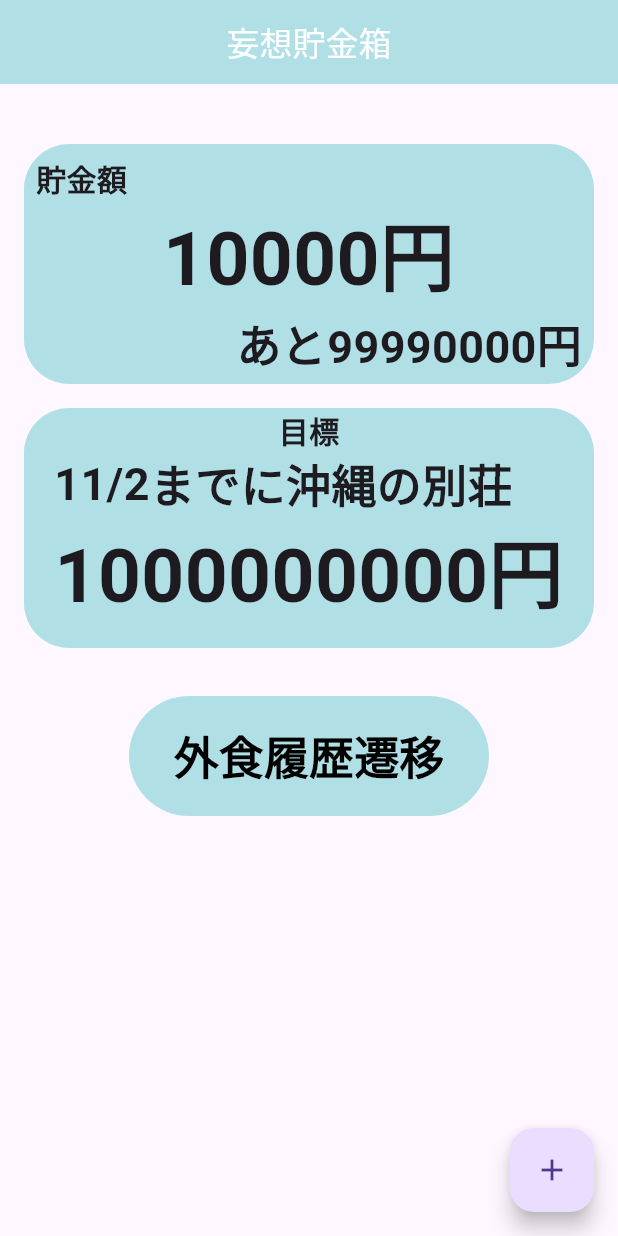
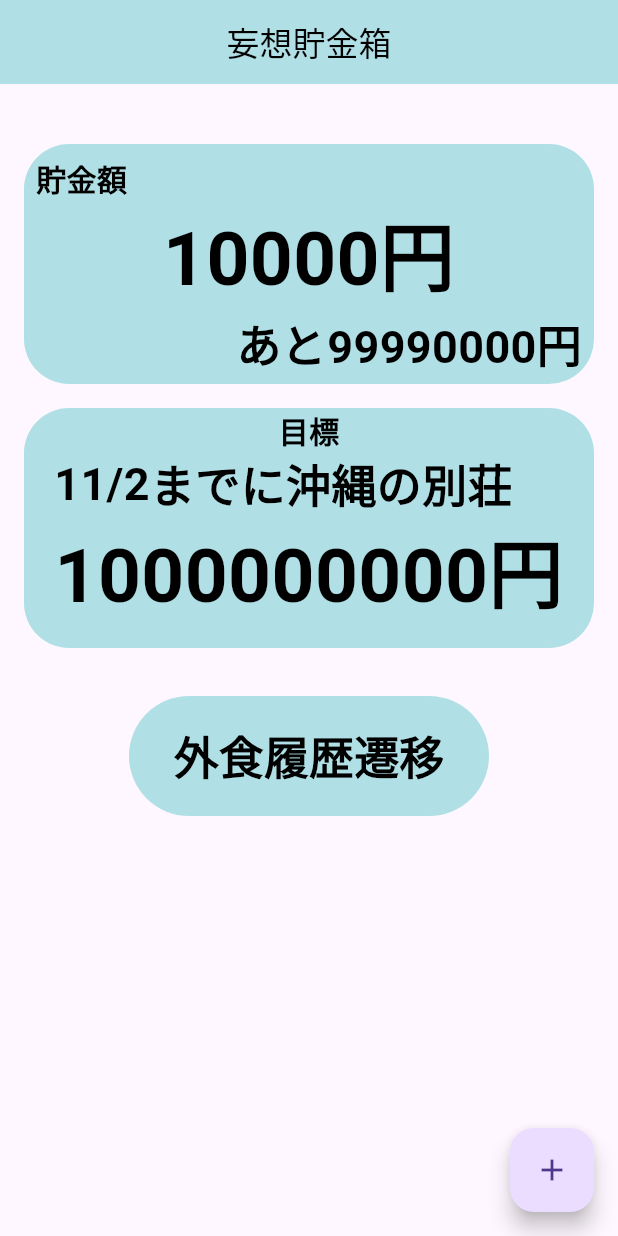
Before and after one commit to ironmax123/delusion_deposit, a Flutter app: the screen it shows after launch, on a phone screen of 412 x 824 dp. Run offline on Flutter 3.47's test engine with Material 3 defaults, Android fonts, the phone set to English and light mode, and no system bars.

Commit message:
textの色を統一

```diff
--- a/lib/pages/home/home.dart
+++ b/lib/pages/home/home.dart
@@ -9,7 +9,7 @@ class HomePage extends StatelessWidget {
           title: const Text(
             '妄想貯金箱',
             style: TextStyle(
-              color: Colors.white,
+              color: Colors.black,
             ),
           ),
           centerTitle: true,
@@ -36,6 +36,7 @@ class HomePage extends StatelessWidget {
                               child: Text(
                                 '貯金額',
                                 style: TextStyle(
+                                  color: Colors.black,
                                   fontSize: 20,
                                   fontWeight: FontWeight.bold,
                                 ),
@@ -46,6 +47,7 @@ class HomePage extends StatelessWidget {
                             child: Text(
                               '10000円',
                               style: TextStyle(
+                                color: Colors.black,
                                 fontSize: 50,
                                 fontWeight: FontWeight.bold,
                               ),
@@ -58,6 +60,7 @@ class HomePage extends StatelessWidget {
                               child: Text(
                                 'あと99990000円',
                                 style: TextStyle(
+                                  color: Colors.black,
                                   fontSize: 30,
                                   fontWeight: FontWeight.bold,
                                 ),
@@ -84,6 +87,7 @@ class HomePage extends StatelessWidget {
                           Text(
                             '目標',
                             style: TextStyle(
+                              color: Colors.black,
                               fontSize: 20,
                               fontWeight: FontWeight.bold,
                             ),
@@ -95,6 +99,7 @@ class HomePage extends StatelessWidget {
                                 Text(
                                   '11/2',
                                   style: TextStyle(
+                                    color: Colors.black,
                                     fontSize: 30,
                                     fontWeight: FontWeight.bold,
                                   ),
@@ -102,6 +107,7 @@ class HomePage extends StatelessWidget {
                                 Text(
                                   'までに',
                                   style: TextStyle(
+                                    color: Colors.black,
                                     fontSize: 30,
                                     fontWeight: FontWeight.bold,
                                   ),
@@ -109,6 +115,7 @@ class HomePage extends StatelessWidget {
                                 Text(
                                   '沖縄の別荘',
                                   style: TextStyle(
+                                    color: Colors.black,
                                     fontSize: 30,
                                     fontWeight: FontWeight.bold,
                                   ),
@@ -119,6 +126,7 @@ class HomePage extends StatelessWidget {
                           Text(
                             '1000000000円',
                             style: TextStyle(
+                              color: Colors.black,
                               fontSize: 50,
                               fontWeight: FontWeight.bold,
                             ),
@@ -132,13 +140,14 @@ class HomePage extends StatelessWidget {
               TextButton(
                 style: TextButton.styleFrom(
                   backgroundColor: const Color.fromARGB(255, 176, 224, 230),
-                  foregroundColor: Colors.black,
+                  foregroundColor: Colors.white,
                   fixedSize: const Size(240, 80),
                 ),
                 onPressed: () {},
                 child: const Text(
                   '外食履歴遷移',
                   style: TextStyle(
+                    color: Colors.black,
                     fontSize: 30,
                     fontWeight: FontWeight.bold,
                   ),
@@ -148,9 +157,7 @@ class HomePage extends StatelessWidget {
           ),
         ),
         floatingActionButton: FloatingActionButton(
-          onPressed: () {
-            // アクションを記述
-          },
+          onPressed: () {},
           child: const Icon(Icons.add),
         ),
       );
```
